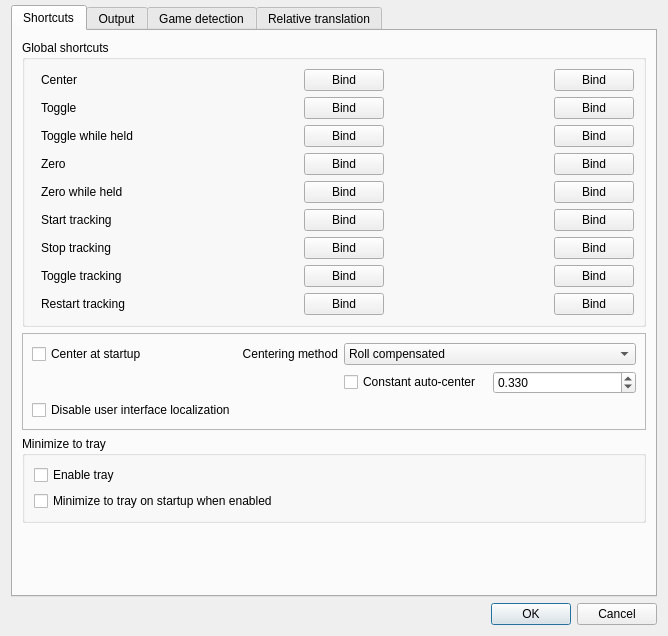
First picture: the form in gui/options-dialog.ui, repository stooone/opentrack, before the edit.
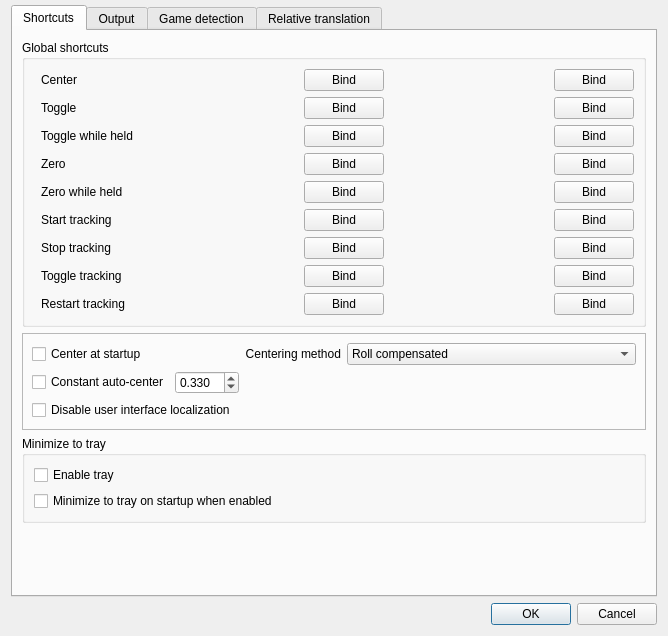
Second picture: the form after the edit. Icons and pictures are not drawn. Custom widgets are drawn as their Qt base class.

Commit message: gui: Move Constant auto-center to left column

```diff
--- a/gui/options-dialog.ui
+++ b/gui/options-dialog.ui
@@ -847,7 +847,7 @@
             </property>
            </widget>
           </item>
-          <item row="1" column="2">
+          <item row="1" column="0">
            <layout class="QHBoxLayout" name="auto_center_layout">
             <item>
              <widget class="QCheckBox" name="auto_center">
```
